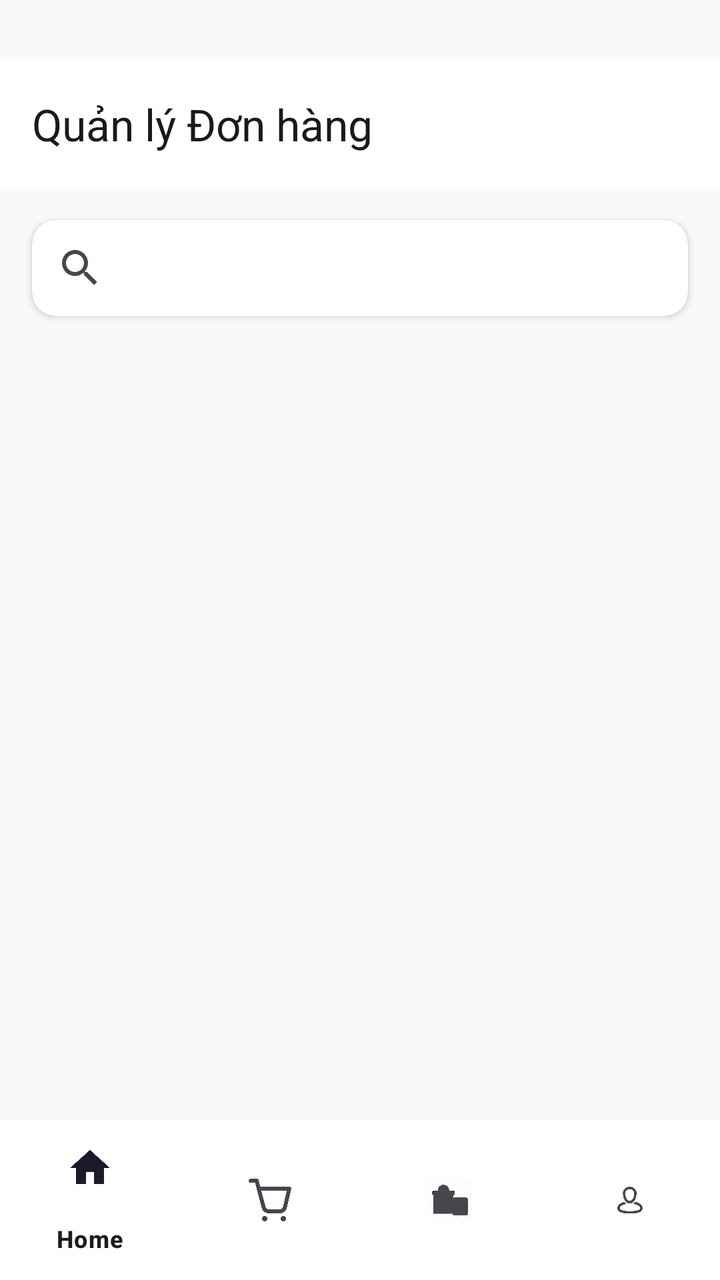
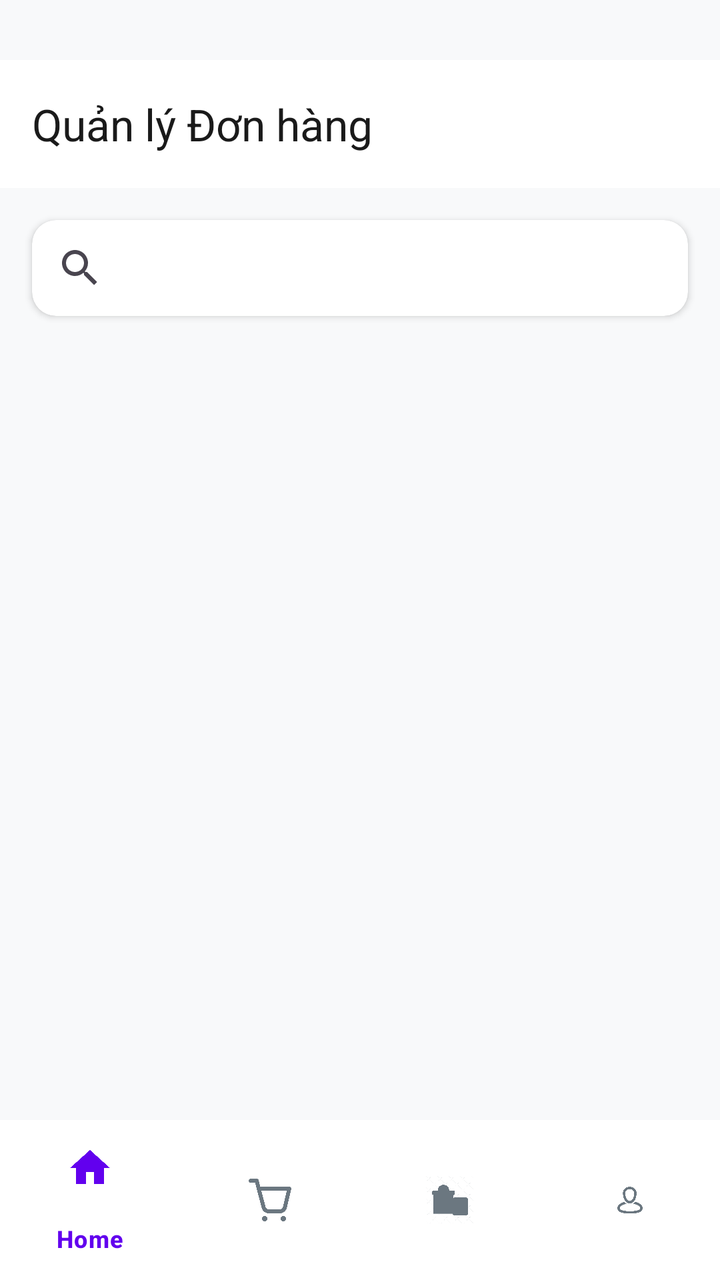

Two renders of the same Android screen: before a commit and after it. Below are the layout's source before the change and the commit's diff.
<!-- AndroidManifest.xml: application theme Theme.BookApp -->
<!-- res/layout/activity_admin_orders.xml -->
<?xml version="1.0" encoding="utf-8"?>
<androidx.constraintlayout.widget.ConstraintLayout xmlns:android="http://schemas.android.com/apk/res/android"
    xmlns:app="http://schemas.android.com/apk/res-auto"
    xmlns:tools="http://schemas.android.com/tools"
    android:layout_width="match_parent"
    android:layout_height="match_parent"
    android:background="#F8F9FA">

    
    <com.google.android.material.appbar.MaterialToolbar
        android:id="@+id/toolbar"
        android:layout_width="0dp"
        android:layout_height="?attr/actionBarSize"
        android:background="#FFFFFF"
        app:title="Quản lý Đơn hàng"
        app:titleTextColor="#1A1A1A"
        app:layout_constraintTop_toTopOf="parent"
        app:layout_constraintStart_toStartOf="parent"
        app:layout_constraintEnd_toEndOf="parent"
        android:layout_marginTop="30dp">

    </com.google.android.material.appbar.MaterialToolbar>

    
    <androidx.cardview.widget.CardView
        android:id="@+id/searchCard"
        android:layout_width="0dp"
        android:layout_height="wrap_content"
        app:cardCornerRadius="12dp"
        app:cardElevation="2dp"
        android:layout_marginStart="16dp"
        android:layout_marginEnd="16dp"
        android:layout_marginTop="16dp"
        android:layout_marginBottom="8dp"
        app:layout_constraintTop_toBottomOf="@id/toolbar"
        app:layout_constraintStart_toStartOf="parent"
        app:layout_constraintEnd_toEndOf="parent">

        <androidx.appcompat.widget.SearchView
            android:id="@+id/searchView"
            android:layout_width="match_parent"
            android:layout_height="wrap_content"
            android:background="@android:color/transparent"
            android:iconifiedByDefault="false"
            android:queryHint="Tìm kiếm theo mã đơn hoặc tên khách hàng..." />

    </androidx.cardview.widget.CardView>

    
    <androidx.core.widget.NestedScrollView
        android:layout_width="0dp"
        android:layout_height="0dp"
        android:layout_marginStart="16dp"
        android:layout_marginEnd="16dp"
        android:layout_marginTop="8dp"
        android:layout_marginBottom="16dp"
        app:layout_constraintTop_toBottomOf="@id/searchCard"
        app:layout_constraintBottom_toTopOf="@id/bottomNavigation"
        app:layout_constraintStart_toStartOf="parent"
        app:layout_constraintEnd_toEndOf="parent">

        <androidx.recyclerview.widget.RecyclerView
            android:id="@+id/rvOrders"
            android:layout_width="match_parent"
            android:layout_height="wrap_content"
            android:clipToPadding="false"
            android:paddingBottom="8dp" />

    </androidx.core.widget.NestedScrollView>

    
    <com.google.android.material.bottomnavigation.BottomNavigationView
        android:id="@+id/bottomNavigation"
        android:layout_width="0dp"
        android:layout_height="wrap_content"
        android:background="#FFFFFF"
        app:menu="@menu/bottom_nav_menu"
        app:layout_constraintBottom_toBottomOf="parent"
        app:layout_constraintStart_toStartOf="parent"
        app:layout_constraintEnd_toEndOf="parent" />

</androidx.constraintlayout.widget.ConstraintLayout>
<!-- resources referenced by this layout -->
<resources>
  <style name="Theme.BookApp" parent="Base.Theme.BookApp" />
  <style name="Base.Theme.BookApp" parent="Theme.Material3.DayNight.NoActionBar">
          
          
      </style>
</resources>

<!-- the commit's change to res/layout/activity_admin_orders.xml (unified diff, before → after) -->
@@ -73,7 +73,9 @@
         android:id="@+id/bottomNavigation"
         android:layout_width="0dp"
         android:layout_height="wrap_content"
-        android:background="#FFFFFF"
+        android:background="@color/white"
+        app:itemIconTint="@color/nav_item_color"
+        app:itemTextColor="@color/nav_item_color"
         app:menu="@menu/bottom_nav_menu"
         app:layout_constraintBottom_toBottomOf="parent"
         app:layout_constraintStart_toStartOf="parent"
<!-- resource entries referenced after the edit -->
@@ -1,5 +1,6 @@
 <!-- resources referenced by this layout -->
 <resources>
+  <color name="white">#FFFFFFFF</color>
   <style name="Theme.BookApp" parent="Base.Theme.BookApp" />
   <style name="Base.Theme.BookApp" parent="Theme.Material3.DayNight.NoActionBar">
           
